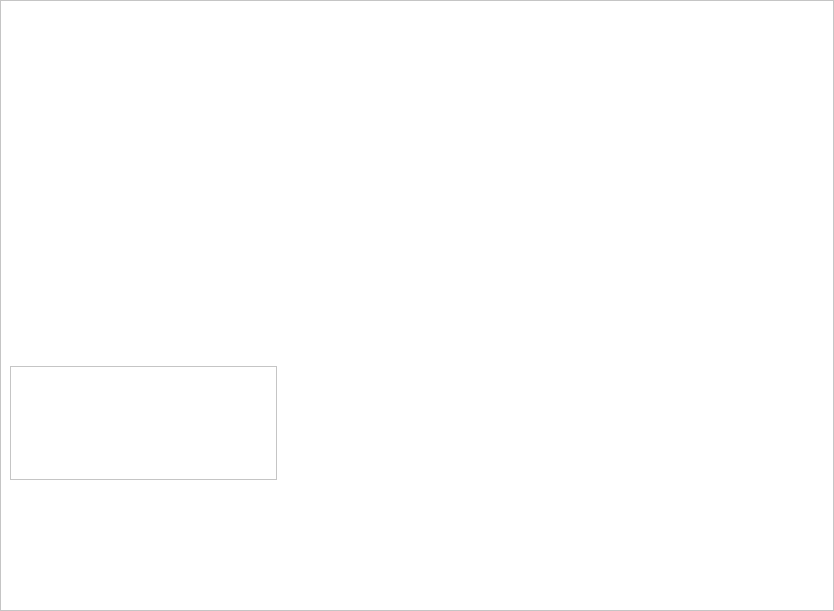
First picture: the form in gui/uis/pages/main_pages.ui, repository Cairoknox/Advanced-Programming, before the edit.
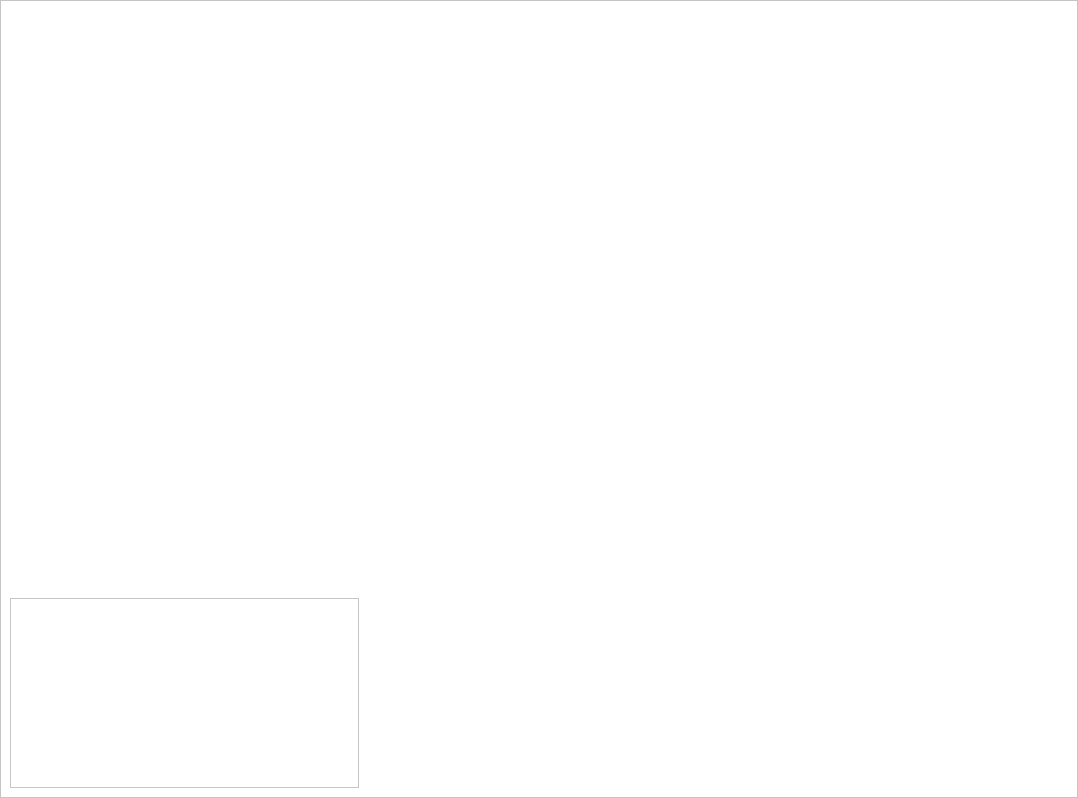
Second picture: the form after the edit.

```diff
--- a/gui/uis/pages/main_pages.ui
+++ b/gui/uis/pages/main_pages.ui
@@ -6,13 +6,14 @@
    <rect>
     <x>0</x>
     <y>0</y>
-    <width>834</width>
-    <height>611</height>
+    <width>1078</width>
+    <height>798</height>
    </rect>
   </property>
   <property name="font">
    <font>
     <pointsize>14</pointsize>
+    <underline>false</underline>
     <kerning>false</kerning>
    </font>
   </property>
@@ -343,34 +344,7 @@
           <enum>QFrame::Raised</enum>
          </property>
          <layout class="QGridLayout" name="gridLayout_2">
-          <item row="4" column="0" colspan="3">
-           <widget class="QFrame" name="button_frame">
-            <property name="frameShape">
-             <enum>QFrame::NoFrame</enum>
-            </property>
-            <property name="frameShadow">
-             <enum>QFrame::Raised</enum>
-            </property>
-            <layout class="QGridLayout" name="button_layout">
-             <property name="leftMargin">
-              <number>0</number>
-             </property>
-             <property name="topMargin">
-              <number>0</number>
-             </property>
-             <property name="rightMargin">
-              <number>0</number>
-             </property>
-             <property name="bottomMargin">
-              <number>0</number>
-             </property>
-             <property name="spacing">
-              <number>0</number>
-             </property>
-            </layout>
-           </widget>
-          </item>
-          <item row="0" column="1" rowspan="3" colspan="2">
+          <item row="0" column="2" rowspan="3" colspan="2">
            <widget class="QFrame" name="plot_frame">
             <property name="frameShape">
              <enum>QFrame::NoFrame</enum>
@@ -397,18 +371,7 @@
             </layout>
            </widget>
           </item>
-          <item row="3" column="0">
-           <widget class="QFrame" name="ask_frame">
-            <property name="frameShape">
-             <enum>QFrame::StyledPanel</enum>
-            </property>
-            <property name="frameShadow">
-             <enum>QFrame::Raised</enum>
-            </property>
-            <layout class="QVBoxLayout" name="ask_layout"/>
-           </widget>
-          </item>
-          <item row="2" column="0">
+          <item row="2" column="1">
            <widget class="QFrame" name="ticker_frame">
             <property name="frameShape">
              <enum>QFrame::NoFrame</enum>
@@ -435,7 +398,7 @@
             </layout>
            </widget>
           </item>
-          <item row="0" column="0" rowspan="2">
+          <item row="0" column="1" rowspan="2">
            <widget class="QFrame" name="selection_frame">
             <property name="frameShape">
              <enum>QFrame::NoFrame</enum>
@@ -462,6 +425,44 @@
             </layout>
            </widget>
           </item>
+          <item row="3" column="1">
+           <widget class="QFrame" name="ask_frame">
+            <property name="frameShape">
+             <enum>QFrame::StyledPanel</enum>
+            </property>
+            <property name="frameShadow">
+             <enum>QFrame::Raised</enum>
+            </property>
+            <layout class="QVBoxLayout" name="ask_layout"/>
+           </widget>
+          </item>
+          <item row="3" column="2">
+           <widget class="QFrame" name="frame_2">
+            <property name="frameShape">
+             <enum>QFrame::NoFrame</enum>
+            </property>
+            <property name="frameShadow">
+             <enum>QFrame::Raised</enum>
+            </property>
+            <layout class="QVBoxLayout" name="add_layout">
+             <property name="spacing">
+              <number>0</number>
+             </property>
+             <property name="leftMargin">
+              <number>0</number>
+             </property>
+             <property name="topMargin">
+              <number>0</number>
+             </property>
+             <property name="rightMargin">
+              <number>0</number>
+             </property>
+             <property name="bottomMargin">
+              <number>0</number>
+             </property>
+            </layout>
+           </widget>
+          </item>
          </layout>
         </widget>
        </item>
```
